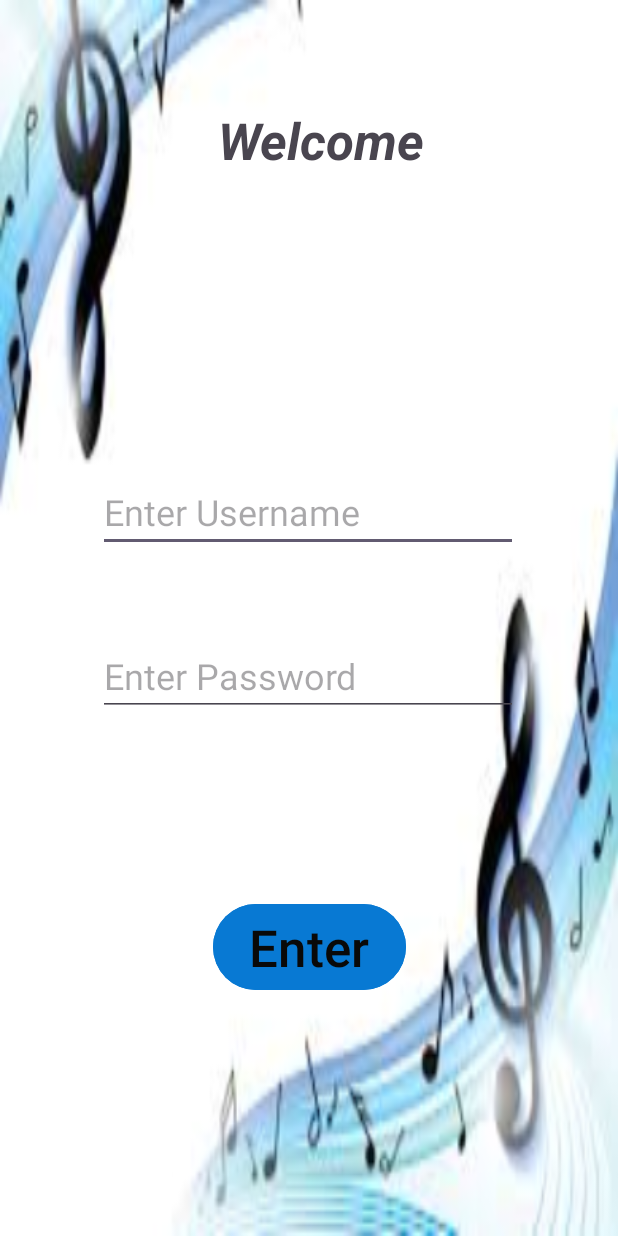
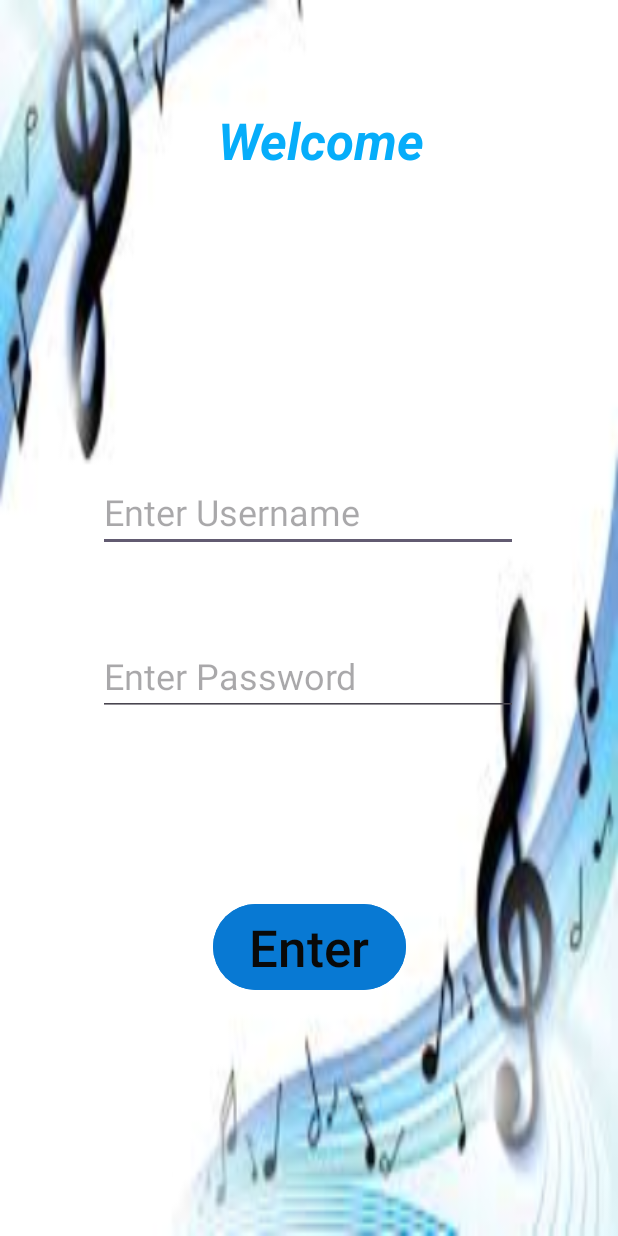
Before and after one commit to AnonymousX7861/Practicm_2025_ST10468082_Nakeeb_Muhammad, an Android app: the screen it shows after launch (MainActivity), on a phone screen of 412 x 824 dp. Run offline under Robolectric (Android 15) with nearby library versions, the phone set to English and light mode, and no system bars.

Commit message:
commmit 5

```diff
--- a/app/src/main/res/layout/activity_main.xml
+++ b/app/src/main/res/layout/activity_main.xml
@@ -32,6 +32,7 @@
             android:layout_width="wrap_content"
             android:layout_height="wrap_content"
             android:text="Welcome"
+            android:textColor="#06ADFA"
             android:textSize="34sp"
             android:textStyle="bold|italic"
             app:layout_constraintBottom_toBottomOf="parent"
```
